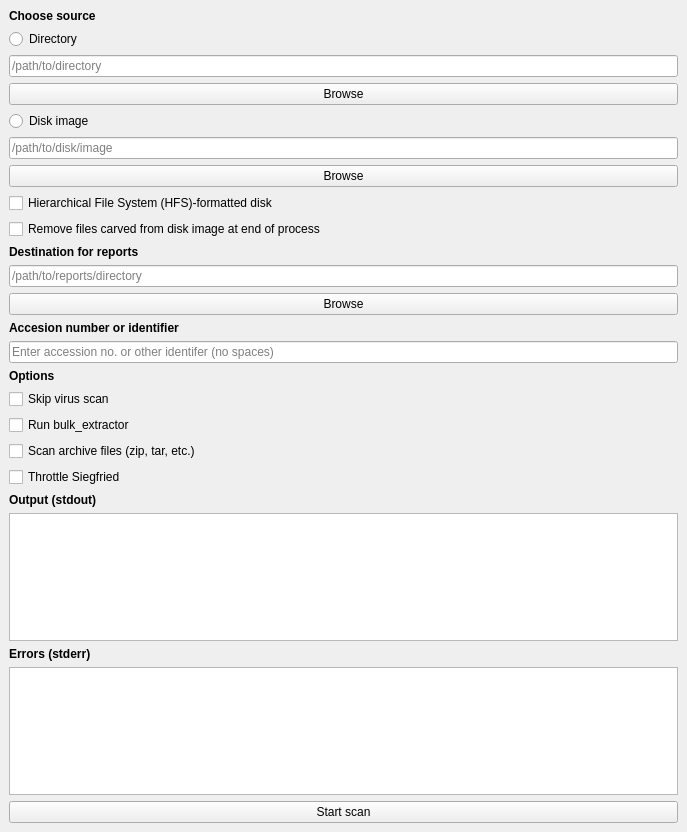
Qt form design.ui (tw4l/brunnhilde-gui) before a commit.
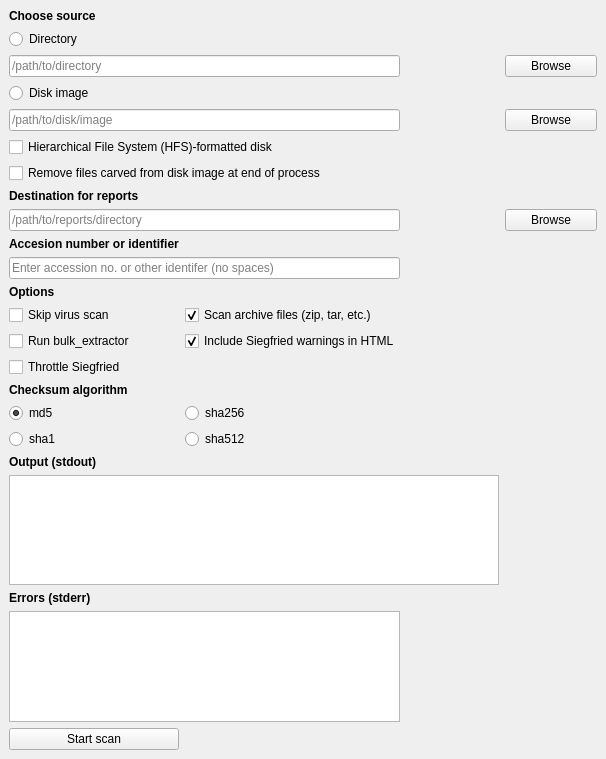
The same form after that commit.

```diff
--- a/design.ui
+++ b/design.ui
@@ -6,54 +6,30 @@
    <rect>
     <x>0</x>
     <y>0</y>
-    <width>687</width>
-    <height>832</height>
+    <width>606</width>
+    <height>759</height>
    </rect>
   </property>
   <property name="windowTitle">
    <string>Brunnhilde GUI</string>
   </property>
   <widget class="QWidget" name="centralwidget">
-   <layout class="QVBoxLayout" name="verticalLayout">
-    <item>
-     <widget class="QLabel" name="label_8">
+   <layout class="QGridLayout" name="gridLayout">
+    <item row="19" column="0">
+     <widget class="QLabel" name="label">
       <property name="text">
-       <string>&lt;html&gt;&lt;head/&gt;&lt;body&gt;&lt;p&gt;&lt;span style=&quot; font-weight:600;&quot;&gt;Choose source&lt;/span&gt;&lt;/p&gt;&lt;/body&gt;&lt;/html&gt;</string>
+       <string>&lt;html&gt;&lt;head/&gt;&lt;body&gt;&lt;p&gt;&lt;span style=&quot; font-weight:600;&quot;&gt;Checksum algorithm&lt;/span&gt;&lt;/p&gt;&lt;/body&gt;&lt;/html&gt;</string>
       </property>
      </widget>
     </item>
-    <item>
-     <widget class="QRadioButton" name="radioButton">
-      <property name="text">
-       <string>Directory</string>
-      </property>
-     </widget>
-    </item>
-    <item>
-     <widget class="QLineEdit" name="directorySource">
-      <property name="text">
-       <string/>
-      </property>
-      <property name="placeholderText">
-       <string>/path/to/directory</string>
-      </property>
-     </widget>
-    </item>
-    <item>
-     <widget class="QPushButton" name="directoryBrowseBtn">
+    <item row="6" column="3">
+     <widget class="QPushButton" name="diskImageBrowseBtn">
       <property name="text">
        <string>Browse</string>
       </property>
      </widget>
     </item>
-    <item>
-     <widget class="QRadioButton" name="radioButton_2">
-      <property name="text">
-       <string>Disk image</string>
-      </property>
-     </widget>
-    </item>
-    <item>
+    <item row="6" column="0" colspan="2">
      <widget class="QLineEdit" name="diskImageSource">
       <property name="text">
        <string/>
@@ -63,35 +39,7 @@
       </property>
      </widget>
     </item>
-    <item>
-     <widget class="QPushButton" name="diskImageBrowseBtn">
-      <property name="text">
-       <string>Browse</string>
-      </property>
-     </widget>
-    </item>
-    <item>
-     <widget class="QCheckBox" name="hfsDiskBtn">
-      <property name="text">
-       <string>Hierarchical File System (HFS)-formatted disk</string>
-      </property>
-     </widget>
-    </item>
-    <item>
-     <widget class="QCheckBox" name="removeFilesBtn">
-      <property name="text">
-       <string>Remove files carved from disk image at end of process</string>
-      </property>
-     </widget>
-    </item>
-    <item>
-     <widget class="QLabel" name="label_3">
-      <property name="text">
-       <string>&lt;html&gt;&lt;head/&gt;&lt;body&gt;&lt;p&gt;&lt;span style=&quot; font-weight:600;&quot;&gt;Destination for reports&lt;/span&gt;&lt;/p&gt;&lt;/body&gt;&lt;/html&gt;</string>
-      </property>
-     </widget>
-    </item>
-    <item>
+    <item row="10" column="0" colspan="2">
      <widget class="QLineEdit" name="destination">
       <property name="text">
        <string/>
@@ -101,21 +49,58 @@
       </property>
      </widget>
     </item>
-    <item>
+    <item row="28" column="0">
+     <widget class="QPushButton" name="startScanBtn">
+      <property name="text">
+       <string>Start scan</string>
+      </property>
+     </widget>
+    </item>
+    <item row="3" column="0" colspan="2">
+     <widget class="QLineEdit" name="directorySource">
+      <property name="text">
+       <string/>
+      </property>
+      <property name="placeholderText">
+       <string>/path/to/directory</string>
+      </property>
+     </widget>
+    </item>
+    <item row="27" column="0" colspan="2">
+     <widget class="QTextEdit" name="textEdit_2"/>
+    </item>
+    <item row="25" column="0" colspan="3">
+     <widget class="QTextEdit" name="textEdit"/>
+    </item>
+    <item row="10" column="3">
      <widget class="QPushButton" name="destinationBrowseBtn">
       <property name="text">
        <string>Browse</string>
       </property>
      </widget>
     </item>
-    <item>
-     <widget class="QLabel" name="label_4">
+    <item row="5" column="0">
+     <widget class="QRadioButton" name="radioButton_2">
       <property name="text">
-       <string>&lt;html&gt;&lt;head/&gt;&lt;body&gt;&lt;p&gt;&lt;span style=&quot; font-weight:600;&quot;&gt;Accesion number or identifier&lt;/span&gt;&lt;/p&gt;&lt;/body&gt;&lt;/html&gt;</string>
+       <string>Disk image</string>
       </property>
      </widget>
     </item>
-    <item>
+    <item row="3" column="3">
+     <widget class="QPushButton" name="directoryBrowseBtn">
+      <property name="text">
+       <string>Browse</string>
+      </property>
+     </widget>
+    </item>
+    <item row="0" column="0" colspan="2">
+     <widget class="QLabel" name="label_8">
+      <property name="text">
+       <string>&lt;html&gt;&lt;head/&gt;&lt;body&gt;&lt;p&gt;&lt;span style=&quot; font-weight:600;&quot;&gt;Choose source&lt;/span&gt;&lt;/p&gt;&lt;/body&gt;&lt;/html&gt;</string>
+      </property>
+     </widget>
+    </item>
+    <item row="12" column="0" colspan="2">
      <widget class="QLineEdit" name="identifier">
       <property name="text">
        <string/>
@@ -125,65 +110,143 @@
       </property>
      </widget>
     </item>
-    <item>
+    <item row="1" column="0">
+     <widget class="QRadioButton" name="radioButton">
+      <property name="text">
+       <string>Directory</string>
+      </property>
+     </widget>
+    </item>
+    <item row="9" column="0">
+     <widget class="QLabel" name="label_3">
+      <property name="text">
+       <string>&lt;html&gt;&lt;head/&gt;&lt;body&gt;&lt;p&gt;&lt;span style=&quot; font-weight:600;&quot;&gt;Destination for reports&lt;/span&gt;&lt;/p&gt;&lt;/body&gt;&lt;/html&gt;</string>
+      </property>
+     </widget>
+    </item>
+    <item row="13" column="0">
      <widget class="QLabel" name="label_5">
       <property name="text">
        <string>&lt;html&gt;&lt;head/&gt;&lt;body&gt;&lt;p&gt;&lt;span style=&quot; font-weight:600;&quot;&gt;Options&lt;/span&gt;&lt;/p&gt;&lt;/body&gt;&lt;/html&gt;</string>
       </property>
      </widget>
     </item>
-    <item>
-     <widget class="QCheckBox" name="skipClamscanBtn">
-      <property name="text">
-       <string>Skip virus scan</string>
-      </property>
-     </widget>
-    </item>
-    <item>
-     <widget class="QCheckBox" name="bulkExtractorBtn">
-      <property name="text">
-       <string>Run bulk_extractor</string>
-      </property>
-     </widget>
-    </item>
-    <item>
+    <item row="14" column="1">
      <widget class="QCheckBox" name="scanArchivesBtn">
       <property name="text">
        <string>Scan archive files (zip, tar, etc.)</string>
       </property>
+      <property name="checked">
+       <bool>true</bool>
+      </property>
      </widget>
     </item>
-    <item>
-     <widget class="QCheckBox" name="throttleSiegfriedBtn">
+    <item row="8" column="0" colspan="2">
+     <widget class="QCheckBox" name="removeFilesBtn">
       <property name="text">
-       <string>Throttle Siegfried</string>
+       <string>Remove files carved from disk image at end of process</string>
       </property>
      </widget>
     </item>
-    <item>
+    <item row="21" column="0">
+     <widget class="QRadioButton" name="btn_sha1">
+      <property name="text">
+       <string>sha1</string>
+      </property>
+      <attribute name="buttonGroup">
+       <string notr="true">buttonGroup</string>
+      </attribute>
+     </widget>
+    </item>
+    <item row="14" column="0">
+     <widget class="QCheckBox" name="skipClamscanBtn">
+      <property name="text">
+       <string>Skip virus scan</string>
+      </property>
+     </widget>
+    </item>
+    <item row="11" column="0">
+     <widget class="QLabel" name="label_4">
+      <property name="text">
+       <string>&lt;html&gt;&lt;head/&gt;&lt;body&gt;&lt;p&gt;&lt;span style=&quot; font-weight:600;&quot;&gt;Accesion number or identifier&lt;/span&gt;&lt;/p&gt;&lt;/body&gt;&lt;/html&gt;</string>
+      </property>
+     </widget>
+    </item>
+    <item row="20" column="0">
+     <widget class="QRadioButton" name="btn_md5">
+      <property name="text">
+       <string>md5</string>
+      </property>
+      <property name="checked">
+       <bool>true</bool>
+      </property>
+      <attribute name="buttonGroup">
+       <string notr="true">buttonGroup</string>
+      </attribute>
+     </widget>
+    </item>
+    <item row="21" column="1">
+     <widget class="QRadioButton" name="btn_sha512">
+      <property name="text">
+       <string>sha512</string>
+      </property>
+      <attribute name="buttonGroup">
+       <string notr="true">buttonGroup</string>
+      </attribute>
+     </widget>
+    </item>
+    <item row="24" column="0">
      <widget class="QLabel" name="label_7">
       <property name="text">
        <string>&lt;html&gt;&lt;head/&gt;&lt;body&gt;&lt;p&gt;&lt;span style=&quot; font-weight:600;&quot;&gt;Output (stdout)&lt;/span&gt;&lt;/p&gt;&lt;/body&gt;&lt;/html&gt;</string>
       </property>
      </widget>
     </item>
-    <item>
-     <widget class="QTextEdit" name="textEdit"/>
-    </item>
-    <item>
+    <item row="26" column="0">
      <widget class="QLabel" name="label_2">
       <property name="text">
        <string>&lt;html&gt;&lt;head/&gt;&lt;body&gt;&lt;p&gt;&lt;span style=&quot; font-weight:600;&quot;&gt;Errors (stderr)&lt;/span&gt;&lt;/p&gt;&lt;/body&gt;&lt;/html&gt;</string>
       </property>
      </widget>
     </item>
-    <item>
-     <widget class="QTextEdit" name="textEdit_2"/>
+    <item row="20" column="1">
+     <widget class="QRadioButton" name="btn_sha256">
+      <property name="text">
+       <string>sha256</string>
+      </property>
+      <attribute name="buttonGroup">
+       <string notr="true">buttonGroup</string>
+      </attribute>
+     </widget>
     </item>
-    <item>
-     <widget class="QPushButton" name="startScanBtn">
+    <item row="7" column="0" colspan="2">
+     <widget class="QCheckBox" name="hfsDiskBtn">
       <property name="text">
-       <string>Start scan</string>
+       <string>Hierarchical File System (HFS)-formatted disk</string>
+      </property>
+     </widget>
+    </item>
+    <item row="15" column="1">
+     <widget class="QCheckBox" name="sfWarningsBtn">
+      <property name="text">
+       <string>Include Siegfried warnings in HTML</string>
+      </property>
+      <property name="checked">
+       <bool>true</bool>
+      </property>
+     </widget>
+    </item>
+    <item row="17" column="0">
+     <widget class="QCheckBox" name="throttleSiegfriedBtn">
+      <property name="text">
+       <string>Throttle Siegfried</string>
+      </property>
+     </widget>
+    </item>
+    <item row="15" column="0">
+     <widget class="QCheckBox" name="bulkExtractorBtn">
+      <property name="text">
+       <string>Run bulk_extractor</string>
       </property>
      </widget>
     </item>
```
Left out of the diff: 3 changed lines with no effect on the pictures.
